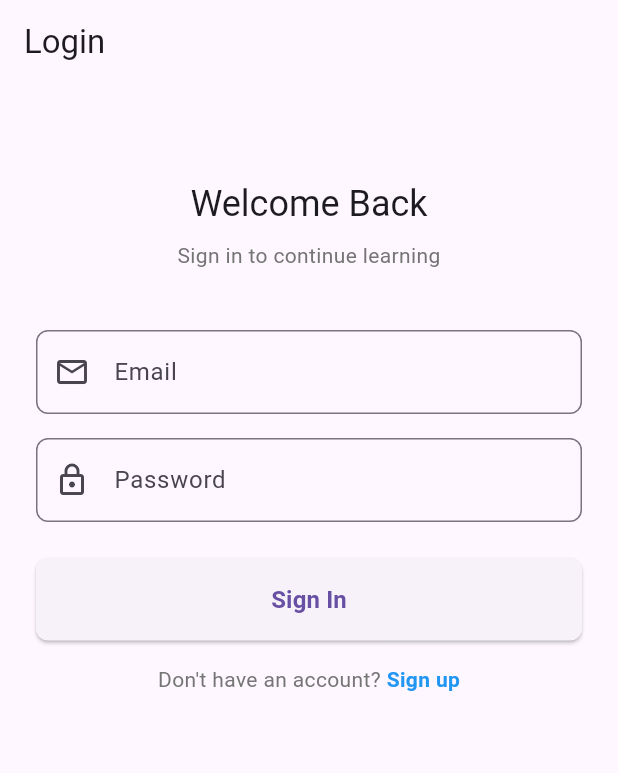
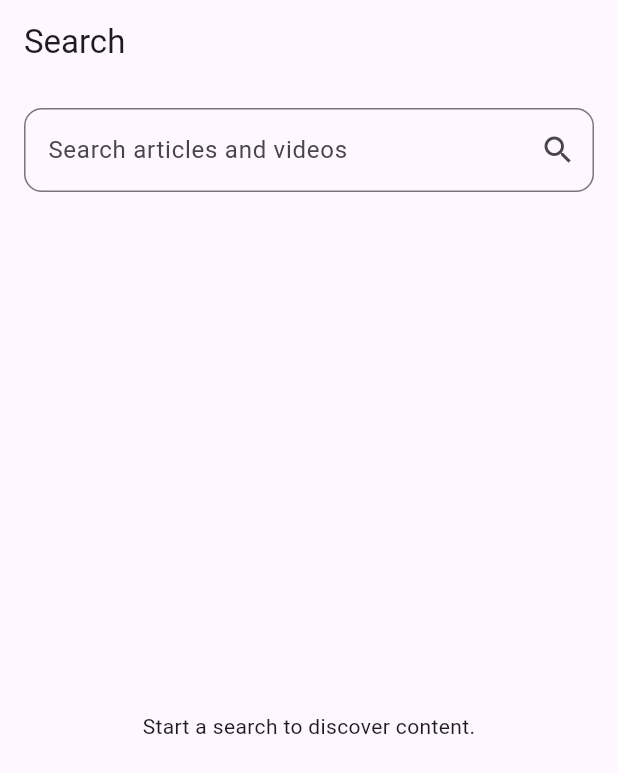
Before and after one commit to hrujul15/edtech-app, a Flutter app: the screen it shows after launch, on a phone screen of 412 x 824 dp. Shown: the top 773 px of the screen. Run offline on Flutter 3.47's test engine with Material 3 defaults, Android fonts, the phone set to English and light mode, and no system bars; our stand-ins replace cloud_firestore, firebase_auth, firebase_core, flutter_dotenv, youtube_player_flutter; accounts and stored records are empty.

Commit message:
feat: Add search screen to search for videos & articles and open them

```diff
--- a/lib/main.dart
+++ b/lib/main.dart
@@ -7,6 +7,7 @@ import 'screens/auth/login_screen.dart';
 import 'screens/auth/signup_screen.dart';
 import 'screens/home/home_screen.dart';
 import 'screens/onboarding/interest_picker_screen.dart';
+import 'screens/search/search_screen.dart';
 
 void main() async {
   WidgetsFlutterBinding.ensureInitialized();
@@ -24,24 +25,7 @@ class MyApp extends StatelessWidget {
     return MaterialApp(
       title: 'EdTech App',
       debugShowCheckedModeBanner: false,
-      home: StreamBuilder<User?>(
-        stream: FirebaseAuth.instance.authStateChanges(),
-        builder: (context, snapshot) {
-          if (snapshot.connectionState == ConnectionState.waiting) {
-            return const Scaffold(
-              body: Center(child: CircularProgressIndicator()),
-            );
-          }
-
-          // User is logged in
-          if (snapshot.hasData) {
-            return const HomeScreen();
-          }
-
-          // User is not logged in
-          return const LoginScreen();
-        },
-      ),
+      home: const SearchScreen(),
       routes: {
         '/home': (context) => const HomeScreen(),
         '/login': (context) => const LoginScreen(),
--- a/lib/screens/onboarding/interest_picker_screen.dart
+++ b/lib/screens/onboarding/interest_picker_screen.dart
@@ -163,7 +163,7 @@ class _InterestPickerScreenState extends State<InterestPickerScreen> {
                           boxShadow: isSelected
                               ? [
                                   BoxShadow(
-                                    color: Colors.blue.withOpacity(0.3),
+                                    color: Colors.blue.withValues(alpha: 0.3),
                                     blurRadius: 8,
                                     offset: const Offset(0, 4),
                                   )
--- /dev/null
+++ b/lib/screens/search/search_screen.dart
@@ -0,0 +1,127 @@
+import 'package:edtech_app/models/content_model.dart';
+import 'package:flutter/material.dart';
+import 'package:edtech_app/services/devto_service.dart';
+import 'package:edtech_app/services/ranking_service.dart';
+import 'package:edtech_app/services/youtube_service.dart';
+import 'package:edtech_app/widgets/content_card.dart';
+
+class SearchScreen extends StatefulWidget {
+  const SearchScreen({Key? key}) : super(key: key);
+
+  @override
+  State<SearchScreen> createState() => _SearchScreenState();
+}
+
+class _SearchScreenState extends State<SearchScreen> {
+  final TextEditingController _searchController = TextEditingController();
+  final YouTubeService _youtubeService = YouTubeService();
+  final DevToService _devtoService = DevToService();
+  final RankingService _rankingService = RankingService();
+
+  bool _isLoading = false;
+  List<Content> _results = [];
+  String _lastQuery = '';
+
+  Future<void> _search(String query) async {
+    final trimmed = query.trim();
+    if (trimmed.isEmpty) {
+      return;
+    }
+
+    setState(() {
+      _isLoading = true;
+      _results = [];
+      _lastQuery = trimmed;
+    });
+
+    try {
+      final responses = await Future.wait<List<Content>>([
+        _youtubeService.searchYouTube(trimmed),
+        _devtoService.searchDevTo(trimmed),
+      ]);
+
+      final combined = [...responses[0], ...responses[1]];
+      final ranked = _rankingService.rankContent(combined, trimmed, {});
+
+      setState(() {
+        _results = ranked;
+      });
+    } catch (error) {
+      debugPrint('Search error: $error');
+      setState(() {
+        _results = [];
+      });
+    } finally {
+      setState(() {
+        _isLoading = false;
+      });
+    }
+  }
+
+  @override
+  void dispose() {
+    _searchController.dispose();
+    super.dispose();
+  }
+
+  @override
+  Widget build(BuildContext context) {
+    return Scaffold(
+      appBar: AppBar(title: const Text('Search')),
+      body: SafeArea(
+        child: Column(
+          children: [
+            Padding(
+              padding: const EdgeInsets.all(16.0),
+              child: Row(
+                children: [
+                  Expanded(
+                    child: TextField(
+                      controller: _searchController,
+                      textInputAction: TextInputAction.search,
+                      onSubmitted: _search,
+                      decoration: InputDecoration(
+                        hintText: 'Search articles and videos',
+                        border: OutlineInputBorder(
+                          borderRadius: BorderRadius.circular(12),
+                        ),
+                        suffixIcon: IconButton(
+                          icon: const Icon(Icons.search),
+                          onPressed: () => _search(_searchController.text),
+                        ),
+                      ),
+                    ),
+                  ),
+                ],
+              ),
+            ),
+            if (_isLoading)
+              const Expanded(child: Center(child: CircularProgressIndicator()))
+            else if (_results.isEmpty)
+              Expanded(
+                child: Center(
+                  child: Text(
+                    _lastQuery.isEmpty
+                        ? 'Start a search to discover content.'
+                        : 'No results found for "$_lastQuery".',
+                    style: Theme.of(context).textTheme.bodyMedium,
+                    textAlign: TextAlign.center,
+                  ),
+                ),
+              )
+            else
+              Expanded(
+                child: ListView.builder(
+                  itemCount: _results.length,
+                  itemBuilder: (context, index) {
+                    final content = _results[index];
+                    return ContentCard(content: content, onSave: () {});
+                  },
+                ),
+              ),
+          ],
+        ),
+      ),
+    );
+  }
+}
--- a/lib/services/youtube_service.dart
+++ b/lib/services/youtube_service.dart
@@ -4,7 +4,7 @@ import 'package:http/http.dart' as http;
 import '../models/content_model.dart';
 
 class YouTubeService {
-  // Key is loaded from the .env file at runtime — never hardcoded.
+  // Key is loaded from the .env file at runtime
   String get _apiKey => dotenv.env['YOUTUBE_API_KEY'] ?? '';
 
   Future<List<Content>> searchYouTube(String query) async {
--- a/lib/widgets/content_card.dart
+++ b/lib/widgets/content_card.dart
@@ -30,7 +30,7 @@ class ContentCard extends StatelessWidget {
               width: double.infinity,
               fit: BoxFit.cover,
               errorBuilder: (context, error, stackTrace) =>
-                  const Container(height: 180, color: Colors.grey),
+                  Container(height: 180, color: Colors.grey),
             ),
 
           Padding(
```
Also changed, not shown: lib/screens/detail/article_detail_screen.dart (added, +137 -0 lines), lib/screens/detail/video_detail_screen.dart (added, +127 -0 lines), lib/services/devto_service.dart (+43 -0 lines), pubspec.lock, 1 other file.
